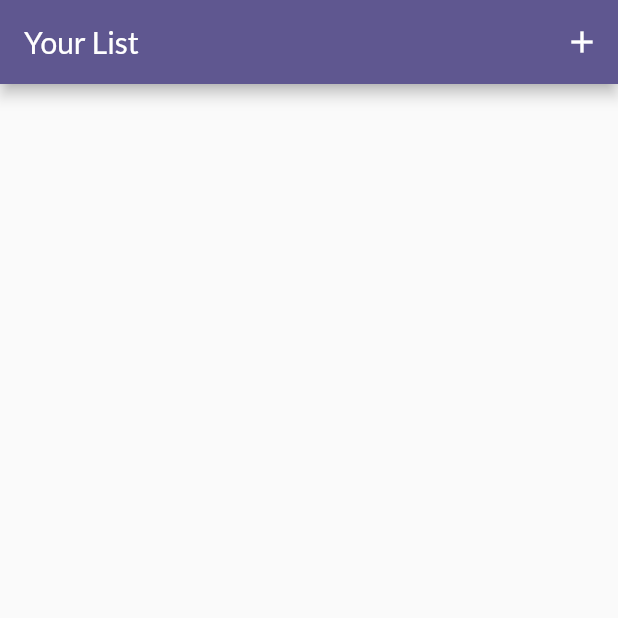
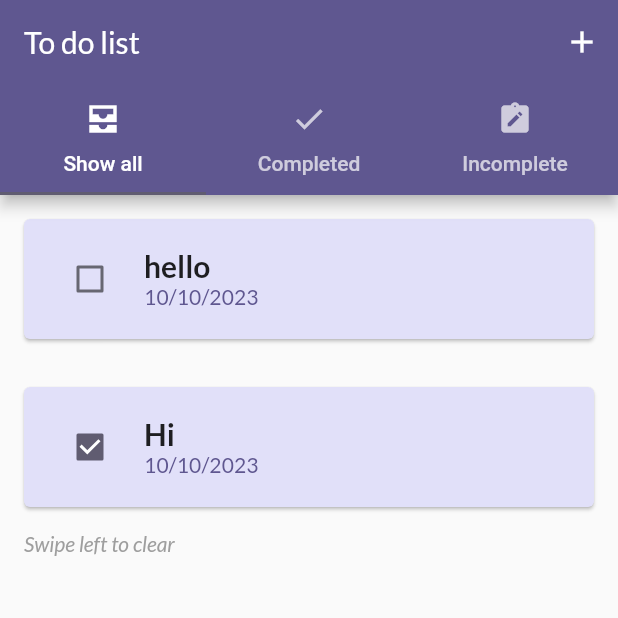
Before and after one commit to tanvhla258/Flutter-Todo, a Flutter app: the screen it shows after launch, on a phone screen of 412 x 824 dp, the top half of it. Run offline on Flutter 3.47's test engine with Material 2 defaults, Android fonts, the phone set to English and light mode, and no system bars; our stand-ins replace flutter_riverpod, google_fonts; missing offline and left inert: meals.

```diff
--- a/lib/main.dart
+++ b/lib/main.dart
@@ -5,7 +5,7 @@ import 'package:flutter_riverpod/flutter_riverpod.dart';
 import 'package:todo/widgets/todo_list.dart';
 
 var kColorScheme =
-    ColorScheme.fromSeed(seedColor: Color.fromARGB(255, 247, 242, 250));
+    ColorScheme.fromSeed(seedColor: Color.fromARGB(255, 119, 132, 251));
 final theme = ThemeData(
   useMaterial3: false,
   colorScheme: ColorScheme.fromSeed(
--- a/lib/models/todo.dart
+++ b/lib/models/todo.dart
@@ -1,16 +1,20 @@
 import 'package:flutter/material.dart';
 
 class Todo {
-  const Todo({
+  Todo({
     required this.id,
     required this.title,
     required this.details,
     required this.createAt,
-    this.isDone = false,
+    required this.isDone,
   });
   final String id;
   final String title;
   final String details;
   final DateTime createAt;
-  final bool isDone;
+  bool isDone;
+
+  void toggleStatus() {
+    isDone = !isDone;
+  }
 }
--- a/lib/widgets/todo_item.dart
+++ b/lib/widgets/todo_item.dart
@@ -1,43 +1,59 @@
 import 'package:flutter/material.dart';
+// import 'package:flutter_riverpod/flutter_riverpod.dart';
 import 'package:intl/intl.dart';
+import 'package:todo/models/todo.dart';
 
 final formatter = DateFormat.yMd();
 
-class TodoItem extends StatelessWidget {
-  const TodoItem(
-      {super.key,
-      required this.id,
-      required this.title,
-      required this.details,
-      required this.createAt,
-      this.isDone = false});
+class TodoItem extends StatefulWidget {
+  const TodoItem({super.key, required this.togglecheck, required this.todo});
+  final void Function(Todo) togglecheck;
 
-  final String id;
-  final String details;
+  final Todo todo;
+  @override
+  _TodoItemState createState() => _TodoItemState();
+}
 
-  final String title;
-  final DateTime createAt;
-  final bool isDone;
-
+class _TodoItemState extends State<TodoItem> {
   @override
   Widget build(BuildContext context) {
+    final Todo todo = widget.todo;
+    final toggleCheck = widget.togglecheck;
+
+    // Access todo using widget.todo
+    // Access todo using widget.todo
     return Card(
-      margin: const EdgeInsets.symmetric(horizontal: 10, vertical: 20),
+      child: Padding(
+        padding: const EdgeInsets.symmetric(horizontal: 20, vertical: 16),
         child: Row(
           children: [
-          Checkbox(value: isDone, onChanged: (isChecked) {}),
+            Checkbox(
+                value: todo.isDone,
+                onChanged: (isChecked) {
+                  setState(() {
+                    toggleCheck(todo);
+                  });
+                }),
+            const SizedBox(
+              width: 12,
+            ),
             Column(
               crossAxisAlignment: CrossAxisAlignment.start,
               children: [
-              Text(title),
-              Text(formatter.format(createAt),
+                Text(
+                    style: Theme.of(context).textTheme.titleLarge!.copyWith(
+                          fontWeight: FontWeight.bold,
+                        ),
+                    todo.title),
+                Text(formatter.format(todo.createAt),
                     style: Theme.of(context).textTheme.titleSmall!.copyWith(
-                      fontWeight: FontWeight.bold,
+                        fontWeight: FontWeight.normal,
                         color: Theme.of(context).colorScheme.primary)),
               ],
             ),
           ],
         ),
+      ),
     );
   }
 }
--- a/lib/widgets/todo_list.dart
+++ b/lib/widgets/todo_list.dart
@@ -11,10 +11,24 @@ class TodoList extends StatefulWidget {
 }
 
 class _TodoListState extends State<TodoList> {
-  final List<TodoItem> todos = [];
+  final List<Todo> todos = [
+    Todo(
+        id: '3',
+        title: 'hello',
+        details: 'ewrwer',
+        createAt: DateTime.now(),
+        isDone: false),
+    Todo(
+        id: '4',
+        title: 'Hi',
+        details: 'ewrwer',
+        createAt: DateTime.now(),
+        isDone: true),
+  ];
+
   void _addItem(BuildContext context) async {
     final newItem = await Navigator.of(context)
-        .push<TodoItem>(MaterialPageRoute(builder: (ctx) => const NewTodo()));
+        .push<Todo>(MaterialPageRoute(builder: (ctx) => const NewTodo()));
 
     if (newItem == null) {
       return;
@@ -24,15 +38,37 @@ class _TodoListState extends State<TodoList> {
     });
   }
 
-  void _removeItem() {
-    setState(() {});
+  void toggleCheck(Todo todo) {
+    setState(() {
+      todo.toggleStatus();
+    });
+  }
+
+  void _removeItem(Todo todo) {
+    final todoIndex = todos.indexOf(todo);
+    setState(() {
+      todos.remove(todo);
+    });
+    ScaffoldMessenger.of(context).clearSnackBars();
+    ScaffoldMessenger.of(context).showSnackBar(SnackBar(
+        action: SnackBarAction(
+            label: 'Undo',
+            onPressed: () {
+              setState(() {
+                todos.insert(todoIndex, todo);
+              });
+            }),
+        duration: const Duration(seconds: 3),
+        content: const Text('todo deleted')));
   }
 
   @override
   Widget build(BuildContext context) {
-    return Scaffold(
+    return DefaultTabController(
+        length: 3,
+        child: Scaffold(
           appBar: AppBar(
-        title: const Text('Your List'),
+            title: const Text('To do list'),
             actions: [
               IconButton(
                   onPressed: () {
@@ -40,16 +76,98 @@ class _TodoListState extends State<TodoList> {
                   },
                   icon: const Icon(Icons.add))
             ],
+            bottom: const TabBar(
+              tabs: [
+                Tab(
+                  icon: Icon(Icons.all_inbox_sharp),
+                  text: 'Show all',
                 ),
-      body: ListView.builder(
-        itemCount: todos.length,
-        itemBuilder: (ctx, index) => TodoItem(
-          id: todos[index].id,
-          title: todos[index].title,
-          details: todos[index].details,
-          createAt: todos[index].createAt,
+                Tab(icon: Icon(Icons.done), text: 'Completed'),
+                Tab(
+                  icon: Icon(Icons.note_alt),
+                  text: 'Incomplete',
+                ),
+              ],
             ),
           ),
+          body: todos.isNotEmpty
+              ? TabBarView(
+                  children: [
+                    TodoListView(
+                      togglecheck: toggleCheck,
+                      todos: todos,
+                      removeItem: _removeItem,
+                    ),
+                    TodoListView(
+                      togglecheck: toggleCheck,
+                      todos: todos.where((todo) => todo.isDone).toList(),
+                      removeItem: _removeItem,
+                    ),
+                    TodoListView(
+                      togglecheck: toggleCheck,
+                      todos: todos.where((todo) => !todo.isDone).toList(),
+                      removeItem: _removeItem,
+                    ),
+                  ],
+                )
+              : Center(
+                  child: Text(
+                      style: Theme.of(context).textTheme.titleLarge!.copyWith(
+                            fontWeight: FontWeight.normal,
+                          ),
+                      'Add something new'),
+                ),
+        ));
+  }
+}
+
+class TodoListView extends StatelessWidget {
+  final List<Todo> todos;
+  const TodoListView(
+      {required this.todos,
+      required this.togglecheck,
+      required this.removeItem,
+      Key? key})
+      : super(key: key);
+  final void Function(Todo) removeItem;
+  final void Function(Todo) togglecheck;
+
+  @override
+  Widget build(BuildContext context) {
+    return ListView.builder(
+      itemCount: todos.length + 1, // Add 1 for the extra line of text
+      itemBuilder: (ctx, index) {
+        if (index < todos.length) {
+          return Dismissible(
+            key: ValueKey(todos[index]),
+            onDismissed: (direction) {
+              removeItem(todos[index]);
+            },
+            background: Container(
+              margin: Theme.of(context).cardTheme.margin,
+              color: Theme.of(context).colorScheme.error.withOpacity(0.5),
+            ),
+            child: TodoItem(
+              togglecheck: togglecheck,
+              todo: todos[index],
+            ),
+          );
+        } else {
+          // This is the extra line of text at the bottom
+          return todos.isNotEmpty
+              ? const Padding(
+                  padding: EdgeInsets.symmetric(horizontal: 16.0),
+                  child: Text(
+                    'Swipe left to clear',
+                    style: TextStyle(
+                      color: Colors.grey,
+                      fontStyle: FontStyle.italic,
+                    ),
+                  ),
+                )
+              : Container();
+        }
+      },
     );
   }
 }
```
Also changed, not shown: lib/widgets/new_todo.dart (+10 -6 lines), lib/widgets/tabscreen.dart (added, +75 -0 lines). Lines whose indentation alone changed are shown as unchanged.
